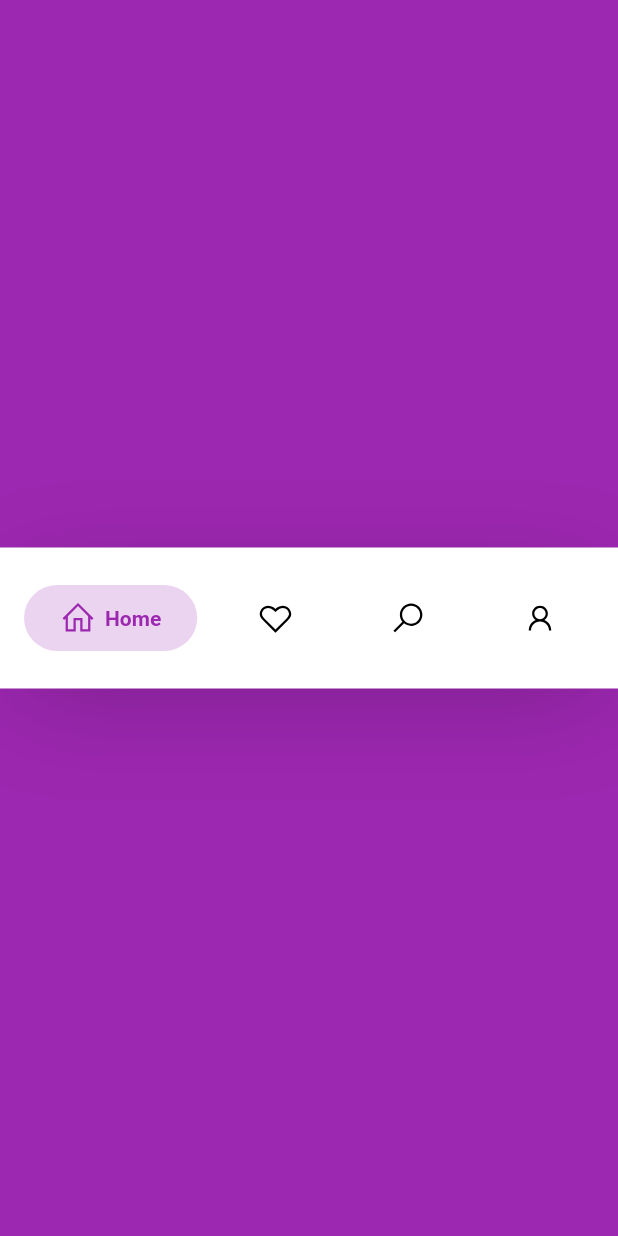
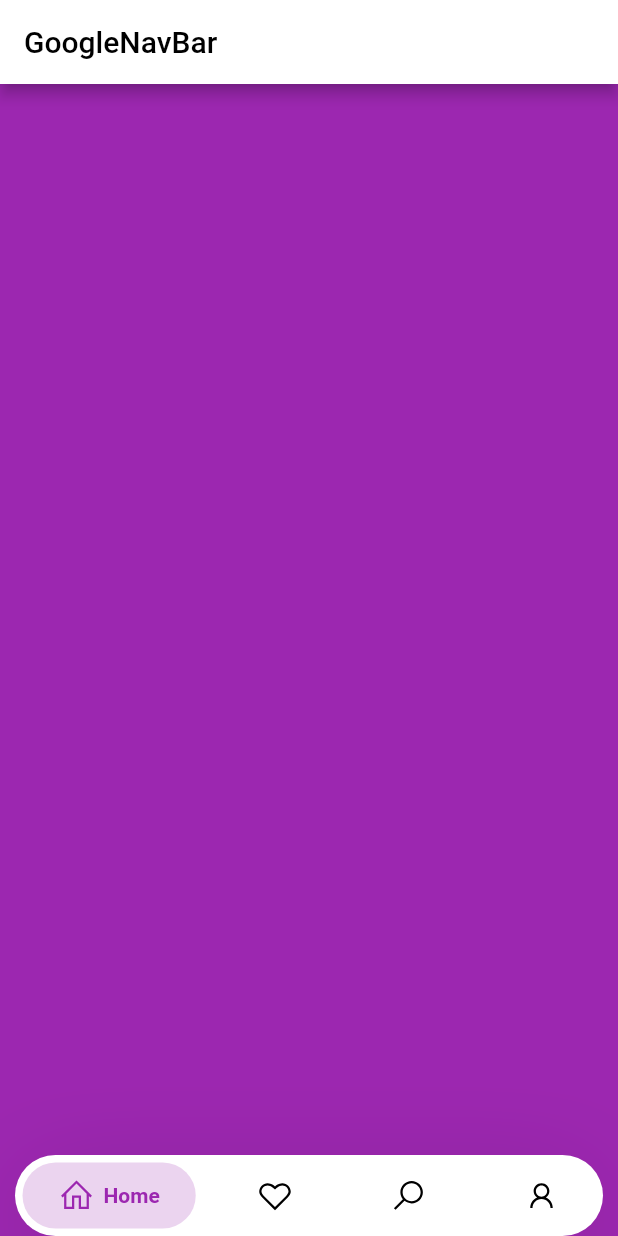
Before and after one commit to mjserrato/google_nav_bar, a Flutter app: the screen it shows after launch, on a phone screen of 412 x 824 dp. Run offline on Flutter 3.47's test engine with Material 2 defaults, Android fonts, the phone set to English and light mode, and no system bars; our stand-ins replace line_icons.

Commit message:
Bug fixed

```diff
--- a/example/lib/main.dart
+++ b/example/lib/main.dart
@@ -1,43 +1,18 @@
 import 'package:flutter/material.dart';
+import 'package:google_nav_bar/google_nav_bar.dart';
 import 'package:line_icons/line_icons.dart';
-import 'package:google_nav_bar/google_nav_bar.dart';
 
-void main() => runApp(MyApp());
+void main() => runApp(TabPage());
 
-class MyApp extends StatelessWidget {
+class TabPage extends StatefulWidget {
   @override
-  Widget build(BuildContext context) {
-    return MaterialApp(
-      // title: 'Flutter Demo',
-      theme: ThemeData(
-        primarySwatch: Colors.blue,
-      ),
-      home: MyHomePage(title: 'Flutter Demo Home Page'),
-    );
-  }
+  _TabPageState createState() => _TabPageState();
 }
 
-class MyHomePage extends StatefulWidget {
-  MyHomePage({Key key, this.title}) : super(key: key);
+class _TabPageState extends State<TabPage> {
+  int selectedIndex = 0;
 
-  // This widget is the home page of your application. It is stateful, meaning
-  // that it has a State object (defined below) that contains fields that affect
-  // how it looks.
-
-  // This class is the configuration for the state. It holds the values (in this
-  // case the title) provided by the parent (in this case the App widget) and
-  // used by the build method of the State. Fields in a Widget subclass are
-  // always marked "final".
-
-  final String title;
-
-  @override
-  _MyHomePageState createState() => _MyHomePageState();
-}
-
-class _MyHomePageState extends State<MyHomePage>
-    with SingleTickerProviderStateMixin {
-  int selectedIndex = 0;
+  PageController controller = PageController();
 
   List<GButton> tabs = new List();
   List<Color> colors = [
@@ -46,11 +21,6 @@ class _MyHomePageState extends State<MyHomePage>
     Colors.amber[600],
     Colors.teal
   ];
-
-  // int count = 4;
-
-  AnimationController expandController;
-  Animation<double> animation;
 
   @override
   void initState() {
@@ -112,33 +82,55 @@ class _MyHomePageState extends State<MyHomePage>
     ));
   }
 
+
   @override
   Widget build(BuildContext context) {
-    return Scaffold(
-        backgroundColor: Colors.white,
-        body: AnimatedContainer(
-          duration: Duration(milliseconds: 600),
-          color: colors[selectedIndex],
-          child: Center(
+
+
+    return MaterialApp(
+          home: Scaffold(
+            extendBody: true,
+appBar: AppBar(
+  brightness: Brightness.dark,
+  title: Text('GoogleNavBar',style: TextStyle(color: Colors.black),),backgroundColor: Colors.white,),
+            body: PageView.builder(
+              onPageChanged: (page) {
+                setState(() {
+                  selectedIndex = page;
+                });
+              },
+              controller: controller,
+  itemBuilder: (context, position) {
+    return Container(color: colors[position],);
+  },
+  itemCount: tabs.length, // Can be null
+),
+            // backgroundColor: Colors.green,
+            // body: Container(color: Colors.red,),
+        bottomNavigationBar: SafeArea(
                   child: Container(
-              decoration: BoxDecoration(color: Colors.white, boxShadow: [
+                    margin: EdgeInsets.symmetric(horizontal: 10),
+                    decoration: BoxDecoration(color :Colors.white, borderRadius: BorderRadius.all(Radius.circular(100)),boxShadow: [
                 BoxShadow(spreadRadius: -10, blurRadius: 60, color: Colors.black.withOpacity(.20), offset: Offset(0,15))
               ]),
                     child: Padding(
                     padding:
-                    const EdgeInsets.symmetric(horizontal: 16.0, vertical: 25),
+                        const EdgeInsets.symmetric(horizontal: 5.0, vertical: 5),
                     child: GNav(
                         tabs: tabs,
-                    selectedIndex: 0,
+                        selectedIndex: selectedIndex,
                         onTabChange: (index) {
                           print(index);
                           setState(() {
                             selectedIndex = index;
                           });
+                          controller.jumpToPage(index);
                         }),
                 ),
                   ),
         ),
-        ));
+
+      ),
+    );
   }
 }
--- a/lib/google_nav_bar.dart
+++ b/lib/google_nav_bar.dart
@@ -3,7 +3,7 @@ library google_nav_bar;
 import 'package:flutter/material.dart';
 
 class GNav extends StatefulWidget {
-  GNav({Key key, this.tabs, this.selectedIndex, this.onTabChange});
+  GNav({Key key, this.tabs, this.selectedIndex = 0, this.onTabChange});
 
   final List<GButton> tabs;
   final int selectedIndex;
@@ -14,16 +14,19 @@ class GNav extends StatefulWidget {
 }
 
 class _GNavState extends State<GNav> {
-  int selectedIndex = 0;
+  int selectedIndex;
 
   @override
   void initState() {
     super.initState();
-    selectedIndex = widget.selectedIndex;
+
   }
 
   @override
   Widget build(BuildContext context) {
+
+    selectedIndex = widget.selectedIndex;
+
     return Container(
         // padding: EdgeInsets.all(12),
         // alignment: Alignment.center,
--- a/pubspec.yaml
+++ b/pubspec.yaml
@@ -1,6 +1,6 @@
 name: google_nav_bar
 description: A modern google style nav bar which could be use as a bottom navigation bar or tabbar, the design strictly follows the cuberto UI/UX on dribbble.
-version: 1.0.0
+version: 1.0.1
 homepage: https://github.com/sooxiaotong/google_nav_bar
 
 environment:
```
Also changed, not shown: example/lib/main_simple.dart (added, +130 -0 lines), example/pubspec.lock, 2 other files. Lines whose indentation alone changed are shown as unchanged.
